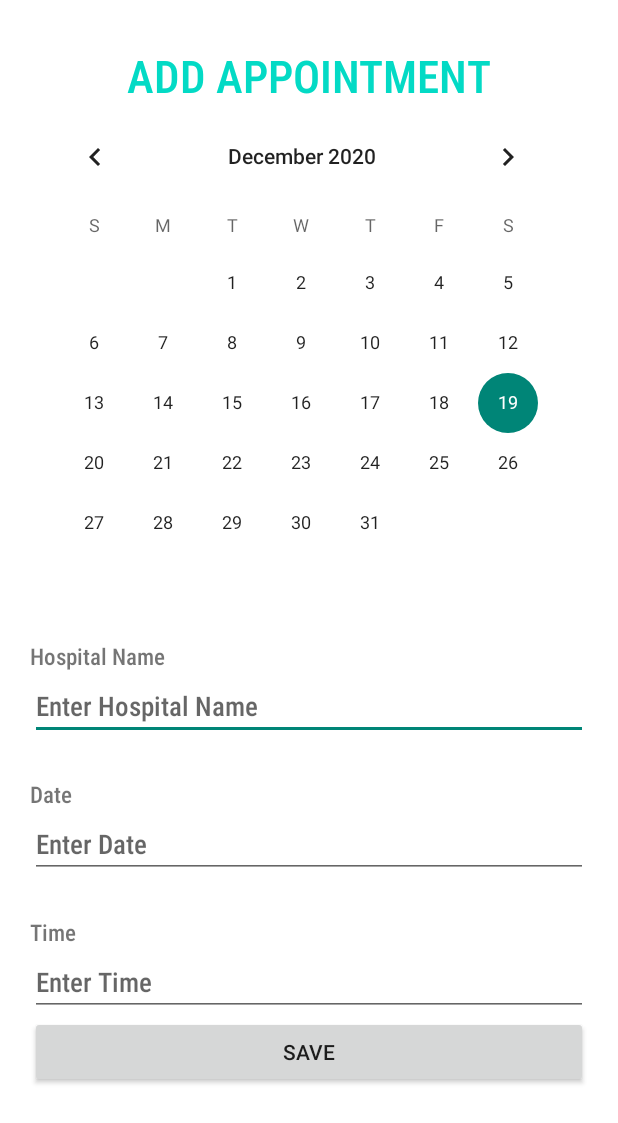
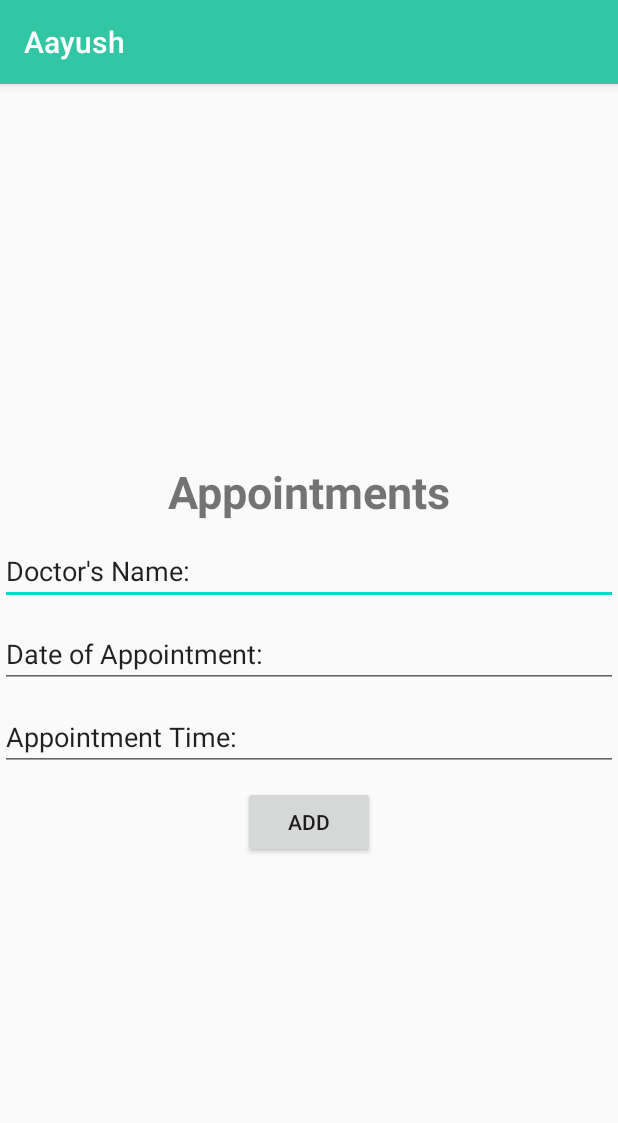
Before and after one commit to karthika251199/Aayush, an Android app: the Gridview screen opened directly, with no data from a screen before it, after a tap on an icon or button, on a phone screen of 412 x 824 dp. Shown: the top 1123 px of the screen. Run offline under Robolectric (Android 15) with nearby library versions, the phone set to English and light mode, and no system bars; our stand-ins replace Firebase (no records; nobody signed in at launch, a user with empty details on screens opened directly).

Commit message:
Added Calendar

```diff
--- a/app/src/main/AndroidManifest.xml
+++ b/app/src/main/AndroidManifest.xml
@@ -7,7 +7,6 @@
     <uses-permission android:name="android.permission.CAMERA" />
     <uses-permission android:name="android.permission.WRITE_EXTERNAL_STORAGE" />
 
-
     <application
         android:allowBackup="true"
         android:icon="@mipmap/ic_launcher"
@@ -15,9 +14,10 @@
         android:roundIcon="@mipmap/ic_launcher_round"
         android:supportsRtl="true"
         android:theme="@style/AppTheme">
-        <activity android:name=".Gridview"></activity>
+        <activity android:name=".Calendar" />
+        <activity android:name=".Gridview" />
         <activity android:name=".Biometric" />
-        <activity android:name=".Image"></activity>
+        <activity android:name=".Image" />
         <activity
             android:name=".Appointments"
             android:theme="@style/Theme.AppCompat.Light.NoActionBar" />
--- /dev/null
+++ b/app/src/main/java/com/example/aaush/Calendar.java
@@ -0,0 +1,62 @@
+package com.example.aaush;
+
+import androidx.appcompat.app.AppCompatActivity;
+
+import android.content.Intent;
+import android.os.Bundle;
+import android.provider.CalendarContract;
+import android.view.View;
+import android.widget.Button;
+import android.widget.EditText;
+import android.widget.Toast;
+
+public class Calendar extends AppCompatActivity {
+
+    EditText title;
+    EditText location;
+    EditText descreption;
+    Button addevent;
+
+    @Override
+    protected void onCreate(Bundle savedInstanceState) {
+        super.onCreate(savedInstanceState);
+        setContentView(R.layout.activity_calendar);
+
+        addevent =  findViewById(R.id.btnAdd);
+        descreption = findViewById(R.id.etDesc);
+        location = findViewById(R.id.etLocation);
+        title = findViewById(R.id.etTitle);
+
+        addevent.setOnClickListener(new View.OnClickListener() {
+            @Override
+            public void onClick(View view) {
+                if(!title.getText().toString().isEmpty() && !location.getText().toString().isEmpty() && !descreption.getText().toString().isEmpty()){
+
+                    Intent intent = new Intent(Intent.ACTION_INSERT);
+                    intent.setData(CalendarContract.Events.CONTENT_URI);
+                    intent.putExtra(CalendarContract.Events.TITLE,title.getText().toString());
+                    intent.putExtra(CalendarContract.Reminders.LAST_DATE,descreption.getText().toString());
+                    intent.putExtra(CalendarContract.Reminders.EVENT_END_TIMEZONE,location.getText().toString());
+                    intent.putExtra(CalendarContract.Events.ALL_DAY, "true");
+                    intent.putExtra(Intent.EXTRA_EMAIL,"rads@gmail.com");
+
+                    if(intent.resolveActivity(getPackageManager())!=null){
+
+                        startActivity(intent);
+
+                    }else{
+                        Toast.makeText(Calendar.this, "The action cannot be supported!!", Toast.LENGTH_SHORT).show();
+                    }
+
+
+
+                } else{
+                    Toast.makeText(Calendar.this, "please fill all the fields ", Toast.LENGTH_SHORT).show();
+                }
+            }
+        });
+
+
+
+    }
+}
--- a/app/src/main/java/com/example/aaush/Gridview.java
+++ b/app/src/main/java/com/example/aaush/Gridview.java
@@ -62,7 +62,7 @@ public class Gridview extends AppCompatActivity {
         reminders.setOnClickListener(new View.OnClickListener() {
             @Override
             public void onClick(View view) {
-                startActivity(new Intent(getApplicationContext(),Appointments.class));
+                startActivity(new Intent(getApplicationContext(),Calendar.class));
             }
         });
 
--- /dev/null
+++ b/app/src/main/res/layout/activity_calendar.xml
@@ -0,0 +1,52 @@
+<LinearLayout
+    android:layout_width="match_parent"
+    android:layout_height="match_parent"
+    android:orientation="vertical"
+    android:gravity="center"
+    xmlns:android="http://schemas.android.com/apk/res/android">
+
+    <TextView
+        android:id="@+id/textView"
+        android:layout_width="wrap_content"
+        android:layout_height="wrap_content"
+        android:text="Appointments"
+        android:textSize="30sp"
+        android:textStyle="bold" />
+
+    <EditText
+        android:id="@+id/etTitle"
+        android:layout_width="match_parent"
+        android:layout_height="wrap_content"
+        android:layout_marginTop="10dp"
+        android:ems="10"
+        android:text="Doctor's Name:"
+        android:inputType="text"/>
+
+    <EditText
+        android:id="@+id/etLocation"
+        android:layout_width="match_parent"
+        android:layout_height="wrap_content"
+        android:layout_marginTop="10dp"
+        android:ems="10"
+        android:text="Date of Appointment:"
+        android:inputType="date" />
+
+    <EditText
+        android:id="@+id/etDesc"
+        android:layout_width="match_parent"
+        android:layout_height="wrap_content"
+        android:layout_marginTop="10dp"
+        android:ems="10"
+        android:text="Appointment Time:"
+        android:inputType="time" />
+
+    <Button
+        android:id="@+id/btnAdd"
+        android:layout_width="wrap_content"
+        android:layout_height="wrap_content"
+        android:layout_marginTop="10dp"
+        android:text="Add"
+        />
+
+
+</LinearLayout>
```
